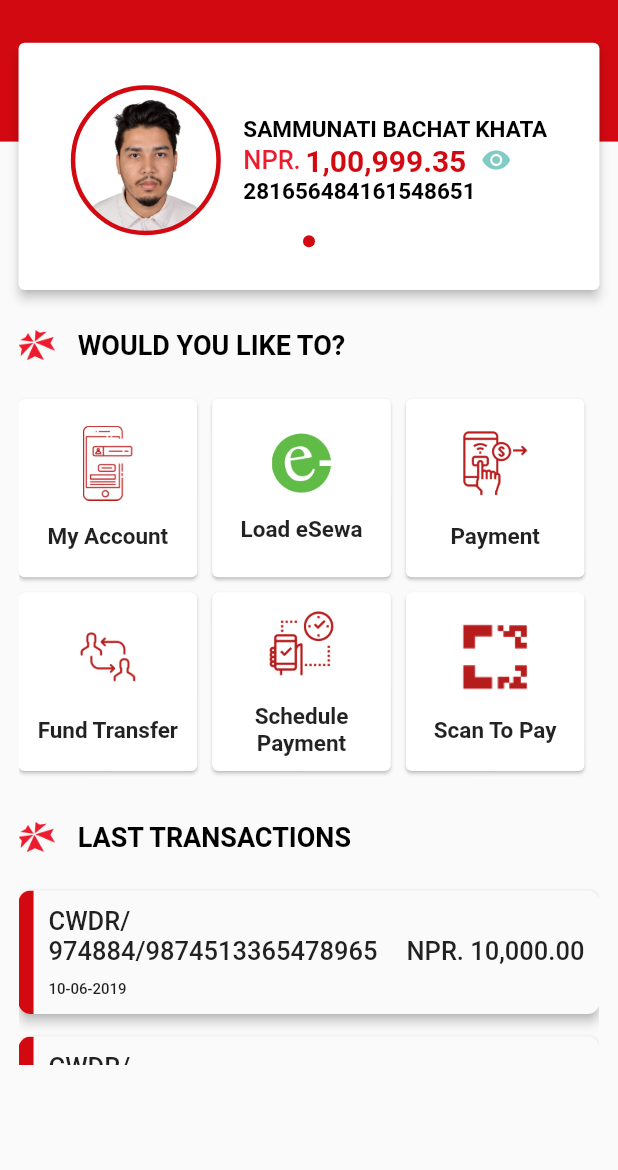
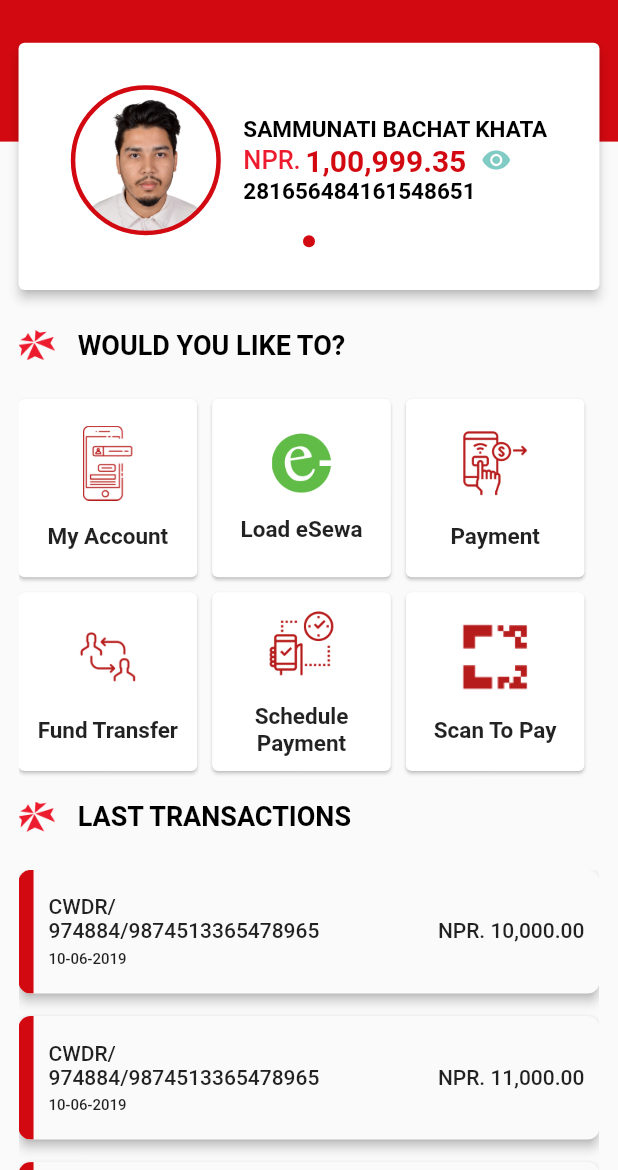
Before and after one commit to mausamRayamajhi/flutter_nic_asia, a Flutter app: the Dashboard screen opened by its route, on a phone screen of 412 x 824 dp, the part 66-1236 px from its top. Run offline on Flutter 3.47's test engine with Material 2 defaults, Android fonts, the phone set to English and light mode, and no system bars.

Commit message:
some reformationg in transaction

```diff
--- a/lib/src/pages/dashboard.dart
+++ b/lib/src/pages/dashboard.dart
@@ -25,9 +25,8 @@
             child: Column(
               children: <Widget>[
                 TopAccountInfo(),
-                Container(
-                  // color: Colors.yellow,
-                  height: 500.0,
+                Flexible(
+                  fit: FlexFit.tight,
                   child: ListView(
                     physics: BouncingScrollPhysics(),
                     shrinkWrap: true,
--- a/lib/src/util/constant.dart
+++ b/lib/src/util/constant.dart
@@ -33,55 +33,55 @@
   Trx(
     type: 'cwdr/',
     number: '974884/9874513365478965',
-    amount: '10,000.00',
+    amount: '11,000.00',
     date: '10-06-2019',
   ),
   Trx(
     type: 'cwdr/',
     number: '974884/9874513365478965',
-    amount: '10,000.00',
+    amount: '12,000.00',
     date: '10-06-2019',
   ),
   Trx(
     type: 'cwdr/',
     number: '974884/9874513365478965',
-    amount: '10,000.00',
+    amount: '13,000.00',
     date: '10-06-2019',
   ),
   Trx(
     type: 'cwdr/',
     number: '974884/9874513365478965',
-    amount: '10,000.00',
+    amount: '14,000.00',
     date: '10-06-2019',
   ),
   Trx(
     type: 'cwdr/',
     number: '974884/9874513365478965',
-    amount: '10,000.00',
+    amount: '15,000.00',
     date: '10-06-2019',
   ),
   Trx(
     type: 'cwdr/',
     number: '974884/9874513365478965',
-    amount: '10,000.00',
+    amount: '16,000.00',
     date: '10-06-2019',
   ),
   Trx(
     type: 'cwdr/',
     number: '974884/9874513365478965',
-    amount: '10,000.00',
+    amount: '55,000.00',
     date: '10-06-2019',
   ),
   Trx(
     type: 'cwdr/',
     number: '974884/9874513365478965',
-    amount: '10,000.00',
+    amount: '15,000.00',
     date: '10-06-2019',
   ),
   Trx(
     type: 'cwdr/',
     number: '974884/9874513365478965',
-    amount: '10,000.00',
+    amount: '25,000.00',
     date: '10-06-2019',
   ),
 ];
--- a/lib/src/widget/dashboard/categories.dart
+++ b/lib/src/widget/dashboard/categories.dart
@@ -20,8 +20,8 @@
         SizedBox(
           height: 25.0,
         ),
-        Container(
-          height: deviceSize.height * 0.33,
+        Flexible(
+          fit: FlexFit.loose,
           child: GridView.count(
             crossAxisCount: 3,
             shrinkWrap: true,
--- a/lib/src/widget/dashboard/last_transactions.dart
+++ b/lib/src/widget/dashboard/last_transactions.dart
@@ -20,15 +20,18 @@
         SizedBox(
           height: 25.0,
         ),
-        Container(
-          height: transactions.length * deviceSize.height * 0.15,
-          //  color: Colors.red,
+        Flexible(
+          child: Container(
+            // color: Colors.red,
+            height: deviceSize.height * 0.3,
             child: ListView.builder(
               shrinkWrap: true,
-            physics: NeverScrollableScrollPhysics(),
+              // physics: NeverScrollableScrollPhysics(),
+              physics: BouncingScrollPhysics(),
               itemCount: transactions.length,
               itemBuilder: (context, int index) => Transaction(
                     transaction: transactions[index],
+                  ),
             ),
           ),
         ),
--- a/lib/src/widget/dashboard/transaction.dart
+++ b/lib/src/widget/dashboard/transaction.dart
@@ -4,8 +4,10 @@
 class Transaction extends StatelessWidget {
   final Trx transaction;
   Transaction({this.transaction});
+
   @override
   Widget build(BuildContext context) {
+    print('${transaction.amount}');
     Size deviceSize = MediaQuery.of(context).size;
     return Padding(
       padding: EdgeInsets.only(bottom: 15.0),
@@ -34,7 +36,7 @@
                   transaction.type.toUpperCase(),
                   style: TextStyle(
                     fontWeight: FontWeight.w500,
-                    fontSize: 17.0,
+                    fontSize: 14.0,
                   ),
                 ),
                 Row(
@@ -44,20 +46,20 @@
                       transaction.number.toUpperCase(),
                       style: TextStyle(
                         fontWeight: FontWeight.w500,
-                        fontSize: 17.0,
+                        fontSize: 14.0,
                       ),
                     ),
                     Text(
                       'NPR. ' + transaction.amount.toUpperCase(),
                       style: TextStyle(
                         fontWeight: FontWeight.w500,
-                        fontSize: 17.0,
+                        fontSize: 14.0,
                       ),
                     ),
                   ],
                 ),
                 SizedBox(
-                  height: 10.0,
+                  height: 5.0,
                 ),
                 Text(
                   transaction.date.toUpperCase(),
```
Lines whose indentation alone changed are shown as unchanged.
